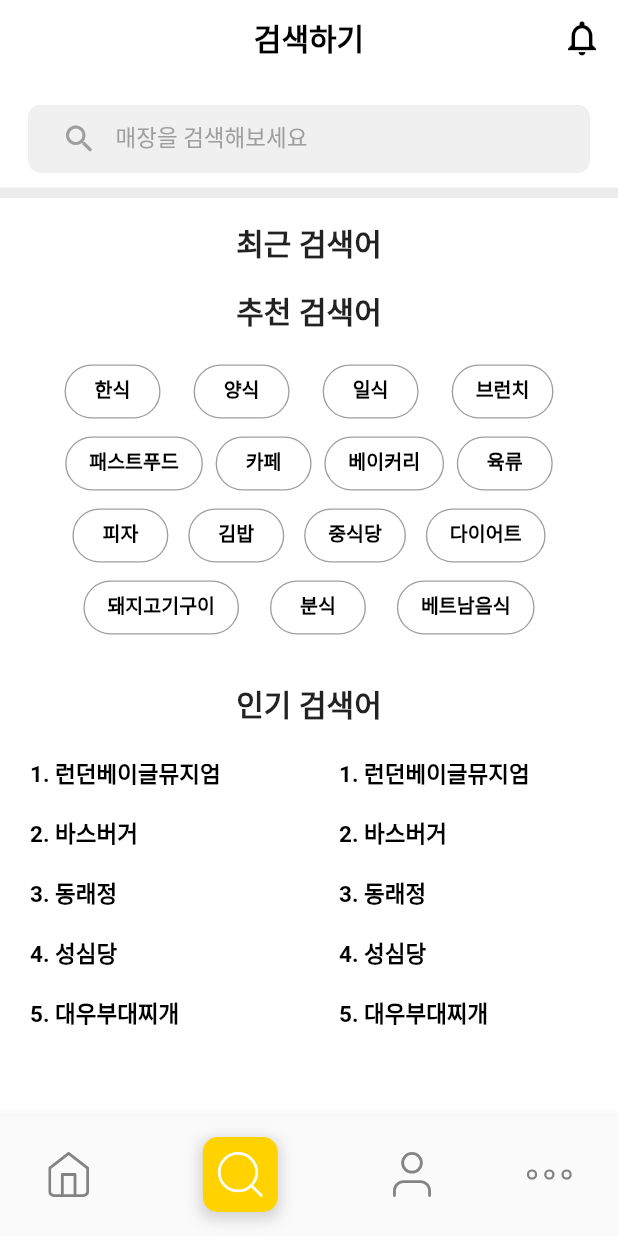
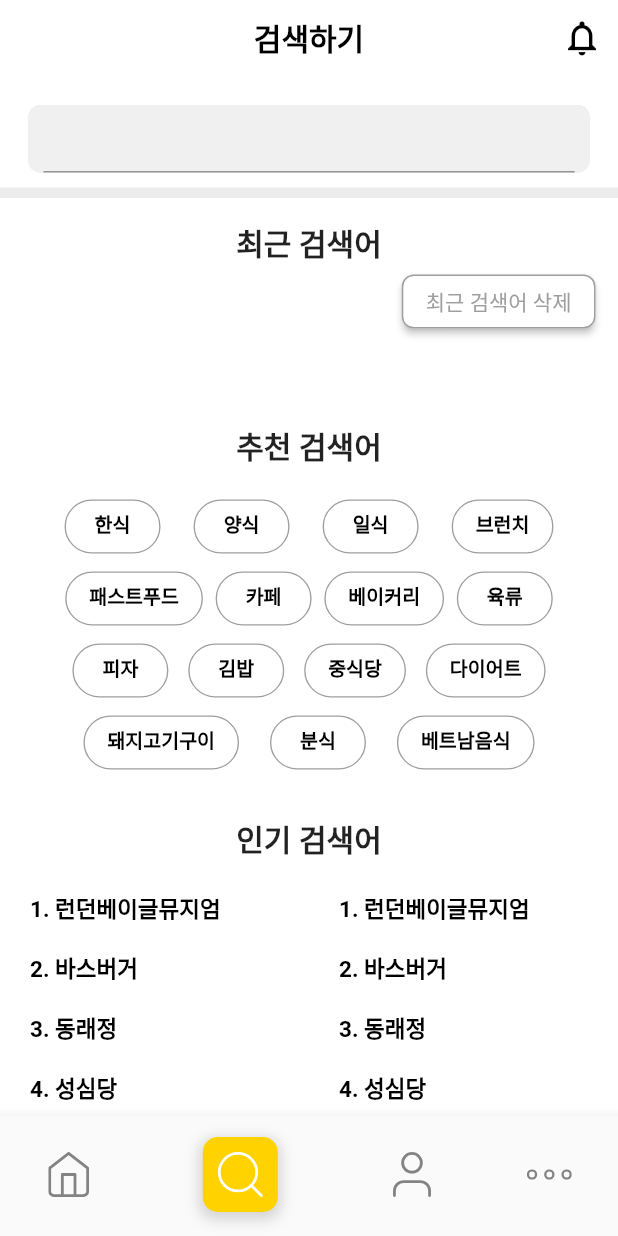
Before and after one commit to SuhyungK/Simollu, a Flutter app: the screen it shows after launch, item 2 of the bottom bar chosen, on a phone screen of 412 x 824 dp. Run offline on Flutter 3.47's test engine with Material 2 defaults, Android fonts, the phone set to English and light mode, and no system bars; our stand-ins replace flutter_svg, get, shared_preferences.

Commit message:
[FE] feat: 최근 검색어 위젯 구현

```diff
--- a/simollu_front/lib/views/recent_search_keyword_widget.dart
+++ b/simollu_front/lib/views/recent_search_keyword_widget.dart
@@ -34,22 +34,31 @@ class _RecentSearchKeywordWidgetState extends State<RecentSearchKeywordWidget> {
   @override
   Widget build(BuildContext context) {
     return Container(
-      margin: const EdgeInsets.only(top: 15),
+      // margin: const EdgeInsets.only(top: 15),
       child: Column(
         children: [
-          const Text(
-            '최근 검색어',
-            style: TextStyle(
-              fontSize: 20,
-              fontWeight: FontWeight.bold,
-            ),
-          ),
-          ElevatedButton(
-            onPressed: _clearRecentSearches,
-            child: const Text('최근 검색어 삭제'),
+          Row(
+            children: [
+              const Expanded(child: SizedBox()),
+              Container(
+                margin: EdgeInsets.only(right: 15),
+                child: ElevatedButton(
+                  onPressed: _clearRecentSearches,
+                  style: ElevatedButton.styleFrom(
+                    primary: Colors.white,
+                    onPrimary: Colors.grey,
+                    shape: RoundedRectangleBorder(
+                      borderRadius: BorderRadius.circular(8),
+                      side: BorderSide(color: Colors.grey),
+                    ),
+                  ),
+                  child: const Text('최근 검색어 삭제'),
+                ),
+              ),
+            ],
           ),
           Container(
-            child: Column(
+            child: Row(
               children: _recentSearches.map((query) {
                 return Row(
                   children: [
--- a/simollu_front/lib/views/search_page.dart
+++ b/simollu_front/lib/views/search_page.dart
@@ -1,5 +1,6 @@
 import 'package:flutter/material.dart';
 import 'package:shared_preferences/shared_preferences.dart';
+import 'package:simollu_front/views/recent_search_keyword_widget.dart';
 import 'package:simollu_front/views/search_hot_keyword_widget.dart';
 import 'package:simollu_front/views/search_recommendation_button.dart';
 
@@ -33,26 +34,19 @@ class SearchPage extends StatelessWidget {
                     ),
                     padding: EdgeInsets.symmetric(horizontal: 10),
                     child: TextField(
-                      decoration: InputDecoration(
-                        prefixIcon: Icon(Icons.search, color: Colors.grey),
-                        alignLabelWithHint: true,
-                        // contentPadding: EdgeInsets.symmetric(vertical: 10.0),
-                        hintText: '매장을 검색해보세요',
-                        hintStyle: TextStyle(
-                          color: Colors.grey,
-                          fontSize: 15,
-                          fontFamily: 'Roboto',
-                          fontStyle: FontStyle.normal,
-                          letterSpacing: 0,
-                          wordSpacing: 0,
-                          height: 1.0,
-                          shadows: [],
-                          decoration: TextDecoration.none,
-                        ),
-                        border: InputBorder.none,
-                        //
-                      ),
-                      style: TextStyle(fontSize: 15), // 입력 텍스트 스타일 설정
+                      onSubmitted: (value) async {
+                        // 사용자가 입력한 검색어 처리하는 코드 작성
+                        print('사용자 검색 엔터');
+                        print(value);
+
+                        // 최근 검색어 저장
+                        await RecentSearches.save(value);
+                        // setState(() {
+                        //   _recentSearches.insert(0, value);
+                        // });
+                        RecentSearches.printRecentSearches();
+                      },
+                      // TextField 구성 요소 생략
                     ),
                   ),
                   Container(
@@ -71,10 +65,10 @@ class SearchPage extends StatelessWidget {
                               fontWeight: FontWeight.bold
                           ),
                         ),
-                        Container(
-                          child: Row(
-                            children: [],
-                          ),
+                        SizedBox(
+                          width: double.infinity,
+                          height: 90, // 최근 검색어 목록이 표시될 높이를 지정합니다.
+                          child: RecentSearchKeywordWidget(),
                         )
                       ],
                     ),
@@ -268,4 +262,30 @@ class RecentSearches {
     final prefs = await SharedPreferences.getInstance();
     await prefs.remove(_key);
   }
+
+  // 최근 검색어 목록을 출력하는 메소드
+  static Future<void> printRecentSearches() async {
+    final recentSearches = await load();
+    print('Recent searches:');
+    for (final query in recentSearches) {
+      print(query);
+    }
+  }
+
+  // 최근 검색어를 업데이트하는 메소드
+  static Future<void> update(String newQuery) async {
+    final prefs = await SharedPreferences.getInstance();
+    final recentSearches = prefs.getStringList(_key) ?? [];
+
+    // // 이전 검색어를 새 검색어로 대체
+    // final index = recentSearches.indexOf(oldQuery);
+    // if (index != -1) {
+    //   recentSearches[index] = newQuery;
+    // } else {
+    //   // 이전 검색어가 목록에 없으면 새 검색어를 최상단에 추가
+    //   recentSearches.insert(0, newQuery);
+    // }
+
+    await prefs.setStringList(_key, recentSearches);
+  }
 }
```
